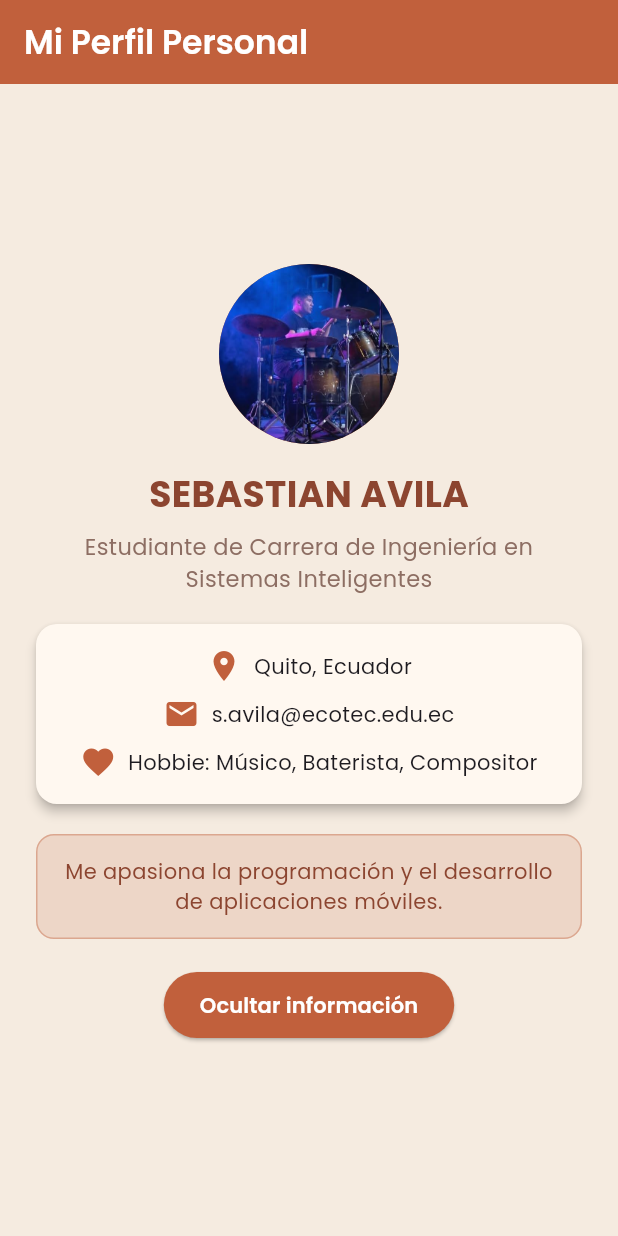
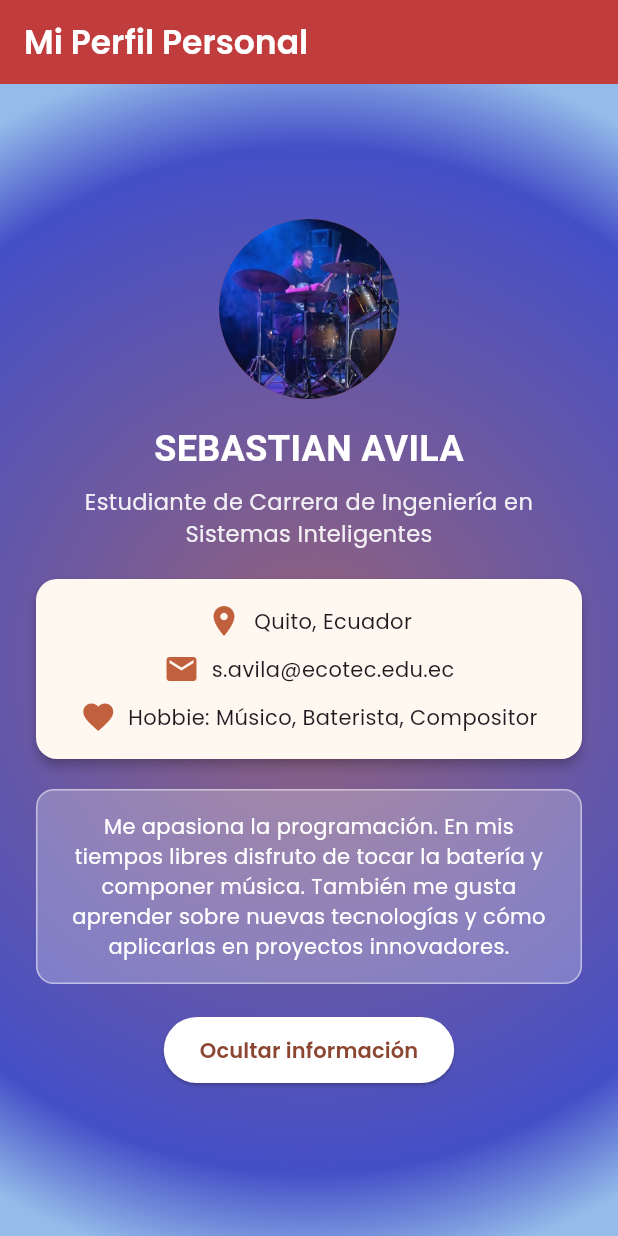
Before and after one commit to SEBASSAVILA/mi_primera_appflutter, a Flutter app: the screen it shows after launch, after a tap on "Ver más sobre mí", on a phone screen of 412 x 824 dp. Run offline on Flutter 3.47's test engine with Material 3 defaults, Android fonts, the phone set to English and light mode, and no system bars; our stand-ins replace google_fonts.

Commit message:
final commit

```diff
--- a/lib/main.dart
+++ b/lib/main.dart
@@ -21,7 +21,8 @@ class MyApp extends StatelessWidget {
       debugShowCheckedModeBanner: false,
       theme: ThemeData(
         primaryColor: colorTerracota,
-        scaffoldBackgroundColor: colorBeige,
+        // NOTA: ya no usamos scaffoldBackgroundColor porque el fondo
+        // ahora lo pinta el gradiente del Container en el body.
         textTheme: GoogleFonts.poppinsTextTheme(),
       ),
       home: const PerfilScreen(),
@@ -53,12 +54,31 @@ class _PerfilScreenState extends State<PerfilScreen> {
           'Mi Perfil Personal',
           style: GoogleFonts.poppins(fontWeight: FontWeight.w600),
         ),
-        backgroundColor: colorTerracota,
+        backgroundColor: const Color.fromARGB(255, 193, 60, 60),
         foregroundColor: Colors.white,
         elevation: 0,
       ),
-      backgroundColor: colorBeige,
-      body: Center(
+      // CAMBIO 1: quitamos "backgroundColor: colorBeige," de aquí.
+      // Ahora el fondo lo pone el Container con gradiente de abajo.
+      body: Container(
+        // CAMBIO 2: envolvemos todo el body en un Container con
+        // BoxDecoration -> gradient, que es el equivalente en Flutter
+        // al "background: radial-gradient(...)" que usaste en CSS.
+        width: double.infinity,
+        height: double.infinity,
+        decoration: const BoxDecoration(
+          gradient: RadialGradient(
+            center: Alignment.center,
+            radius: 1.0,
+            colors: [
+              Color.fromARGB(255, 150, 99, 121), // rosa   (0% - rgba(247,89,158,1))
+              Color(0xFF444FC7), // morado (83% - rgba(68,79,199,1))
+              Color(0xFF94BBE9), // celeste (100% - rgba(148,187,233,1))
+            ],
+            stops: [0.0, 0.83, 1.0],
+          ),
+        ),
+        child: Center(
           child: SingleChildScrollView(
             child: Column(
               mainAxisAlignment: MainAxisAlignment.center,
@@ -66,16 +86,19 @@ class _PerfilScreenState extends State<PerfilScreen> {
                 const SizedBox(height: 20),
                 CircleAvatar(
                   radius: 60,
-                backgroundColor: colorTerracota,
+                  backgroundColor: const Color.fromARGB(235, 212, 74, 64),
                   backgroundImage: const AssetImage('assets/images/perfil.png'),
                 ),
                 const SizedBox(height: 16),
                 Text(
                   'SEBASTIAN AVILA',
-                style: GoogleFonts.poppins(
+                  style: GoogleFonts.montserratAlternates(
                     fontSize: 24,
                     fontWeight: FontWeight.bold,
-                  color: colorTerracotaOscuro,
+                    // CAMBIO 3: el nombre pasa a blanco para que se lea
+                    // bien sobre el fondo del gradiente (antes era un
+                    // color oscuro, pensado para el fondo beige).
+                    color: Colors.white,
                   ),
                 ),
                 const SizedBox(height: 8),
@@ -84,7 +107,12 @@ class _PerfilScreenState extends State<PerfilScreen> {
                   child: Text(
                     'Estudiante de Carrera de Ingeniería en Sistemas Inteligentes',
                     textAlign: TextAlign.center,
-                  style: GoogleFonts.poppins(fontSize: 15, color: Colors.brown[400]),
+                    style: GoogleFonts.poppins(
+                      fontSize: 15,
+                      // CAMBIO 4: también en blanco (con algo de
+                      // transparencia) para que contraste con el fondo.
+                      color: Colors.white.withValues(alpha: 0.9),
+                    ),
                   ),
                 ),
                 const SizedBox(height: 20),
@@ -141,22 +169,28 @@ class _PerfilScreenState extends State<PerfilScreen> {
                     margin: const EdgeInsets.symmetric(horizontal: 24),
                     padding: const EdgeInsets.all(14),
                     decoration: BoxDecoration(
-                    color: colorTerracota.withValues(alpha: 0.15),
+                      // CAMBIO 5: este recuadro ahora usa blanco
+                      // translúcido en vez de terracota translúcido,
+                      // para que combine con el nuevo fondo.
+                      color: Colors.white.withValues(alpha: 0.25),
                       borderRadius: BorderRadius.circular(12),
-                    border: Border.all(color: colorTerracota.withValues(alpha: 0.4)),
+                      border: Border.all(color: Colors.white.withValues(alpha: 0.5)),
                     ),
                     child: Text(
-                    'Me apasiona la programación y el desarrollo de aplicaciones móviles.',
+                      'Me apasiona la programación. '
+                      'En mis tiempos libres disfruto de tocar la batería y componer música. '
+                      'También me gusta aprender sobre nuevas tecnologías y cómo aplicarlas '
+                      'en proyectos innovadores.',
                       textAlign: TextAlign.center,
-                    style: GoogleFonts.poppins(color: colorTerracotaOscuro),
+                      style: GoogleFonts.poppins(color: Colors.white),
                     ),
                   ),
                 const SizedBox(height: 20),
                 ElevatedButton(
                   onPressed: _toggleInfo,
                   style: ElevatedButton.styleFrom(
-                  backgroundColor: colorTerracota,
-                  foregroundColor: Colors.white,
+                    backgroundColor: Colors.white,
+                    foregroundColor: colorTerracotaOscuro,
                     padding: const EdgeInsets.symmetric(horizontal: 24, vertical: 12),
                     shape: RoundedRectangleBorder(
                       borderRadius: BorderRadius.circular(30),
@@ -172,6 +206,7 @@ class _PerfilScreenState extends State<PerfilScreen> {
             ),
           ),
         ),
+      ),
     );
   }
 }
```
Also changed, not shown: Screenshot 2026-08-22 203809.png (added), 1 other file. Lines whose indentation alone changed are shown as unchanged.
